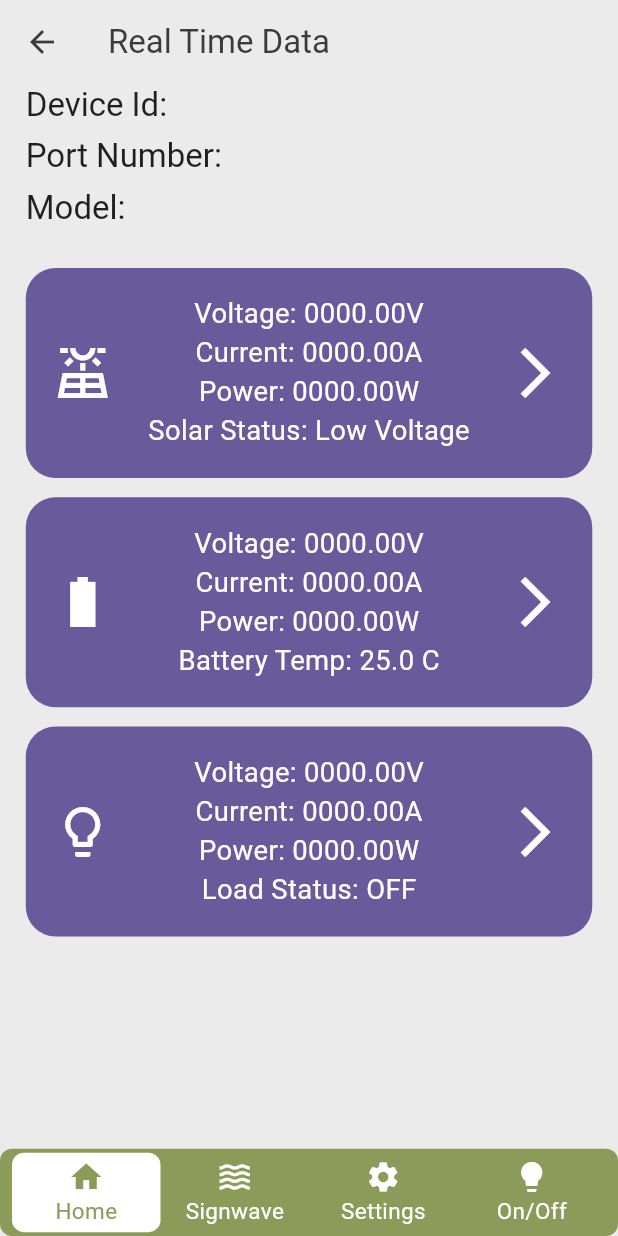
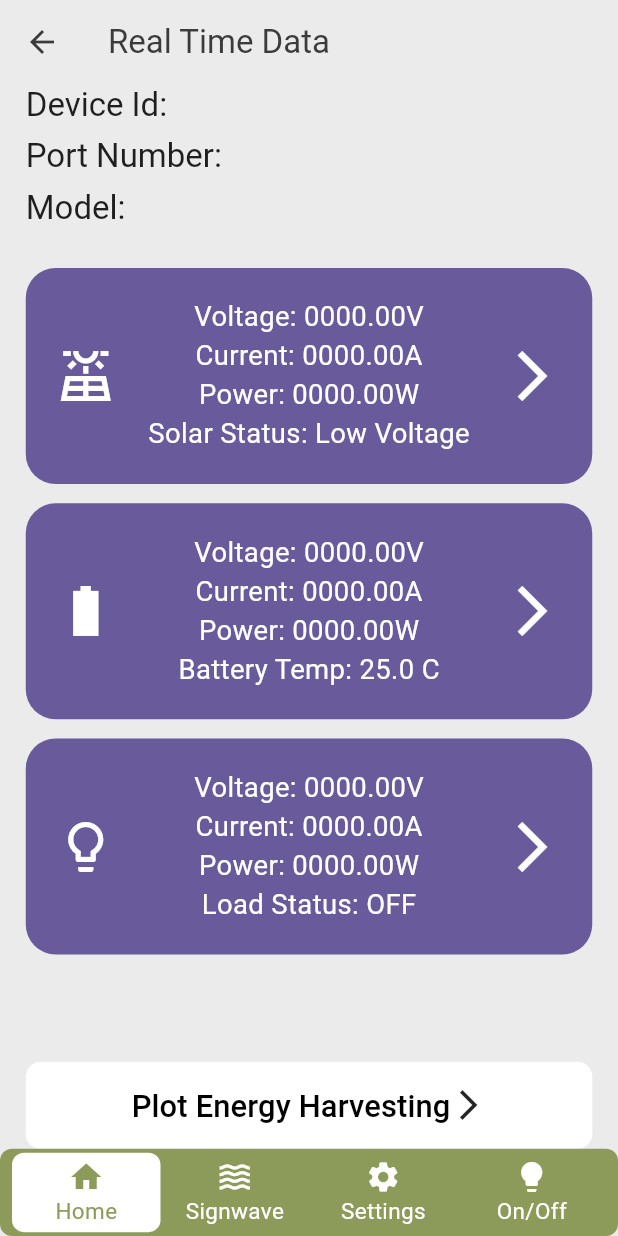
Before and after one commit to kalebmelaku/sign_wave, a Flutter app: the Monitoring screen opened by its route, on a phone screen of 412 x 824 dp. Run offline on Flutter 3.47's test engine with Material 3 defaults, Android fonts, the light colour scheme and no system bars; drawn by our look-alikes of floating_bottom_navigation_bar; our stand-ins replace flutter_screenutil, fluttertoast, hive_flutter, pinput; accounts and stored records are empty.

Commit message:
monitoring page done

```diff
--- a/lib/components/monitoring_box.dart
+++ b/lib/components/monitoring_box.dart
@@ -1,4 +1,5 @@
 import 'package:flutter/material.dart';
+import 'package:flutter_screenutil/flutter_screenutil.dart';
 import 'package:signwave/constants/colors.dart';
 import 'package:signwave/constants/style.dart';
 
@@ -24,7 +25,7 @@ class _MonitoringBoxState extends State<MonitoringBox> {
             borderRadius: BorderRadius.circular(20),
             color: MyColors.secondaryColor),
         child: Padding(
-            padding: const EdgeInsets.all(18.0),
+            padding: const EdgeInsets.all(20.0),
             child: Row(
               mainAxisAlignment: MainAxisAlignment.spaceBetween,
               children: [
@@ -37,7 +38,12 @@ class _MonitoringBoxState extends State<MonitoringBox> {
                   child: Column(
                     mainAxisAlignment: MainAxisAlignment.center,
                     crossAxisAlignment: CrossAxisAlignment.center,
-                    children: [...widget.data.map((item) => Text(item, style: bodyText(context),))],
+                    children: [
+                      ...widget.data.map((item) => Text(
+                            item,
+                            style: bodyText(context),
+                          ))
+                    ],
                   ),
                 ),
                 const Icon(
--- a/lib/components/widgets/tertiary_button.dart
+++ b/lib/components/widgets/tertiary_button.dart
@@ -0,0 +1,42 @@
+import 'package:flutter/material.dart';
+import 'package:flutter/services.dart';
+import 'package:flutter_screenutil/flutter_screenutil.dart';
+import 'package:signwave/constants/style.dart';
+
+class TertiaryButton extends StatelessWidget {
+  final String text;
+  final VoidCallback onPressed;
+  const TertiaryButton({
+    super.key,
+    required this.text,
+    required this.onPressed,
+  });
+
+  @override
+  Widget build(BuildContext context) {
+    return MaterialButton(
+      minWidth: double.infinity,
+      height: 45.h,
+      onPressed: () {
+        HapticFeedback.vibrate();
+        onPressed();
+      },
+      color: Colors.white,
+      elevation: 0,
+      shape: RoundedRectangleBorder(
+        borderRadius: BorderRadius.circular(10),
+      ),
+      child: Row(
+        mainAxisAlignment: MainAxisAlignment.center,
+        children: [
+          Text(
+            text,
+            style: tertiaryButtonStyle(
+                context), // Assuming you have headerStyle defined
+          ),
+          const Icon(Icons.arrow_forward_ios_outlined)
+        ],
+      ),
+    );
+  }
+}
--- a/lib/constants/style.dart
+++ b/lib/constants/style.dart
@@ -44,3 +44,10 @@ TextStyle buttonStyle(BuildContext context) {
     // color: Theme.of(context).colorScheme.onInverseSurface,
   );
 }
+TextStyle tertiaryButtonStyle(BuildContext context) {
+  return TextStyle(
+    fontSize: 18.sp,
+    color: Colors.black
+    // color: Theme.of(context).colorScheme.onInverseSurface,
+  );
+}
--- a/lib/pages/monitoring.dart
+++ b/lib/pages/monitoring.dart
@@ -2,6 +2,8 @@ import 'package:flutter/material.dart';
 import 'package:flutter_screenutil/flutter_screenutil.dart';
 import 'package:signwave/components/monitoring_box.dart';
 import 'package:signwave/components/widgets/custom_bottom_navbar.dart';
+import 'package:signwave/components/widgets/tertiary_button.dart';
+import 'package:signwave/constants/colors.dart';
 
 class Monitoring extends StatefulWidget {
   const Monitoring({super.key});
@@ -15,13 +17,17 @@ class _MonitoringState extends State<Monitoring> {
   @override
   Widget build(BuildContext context) {
     return Scaffold(
+      backgroundColor: MyColors.backgroundColor,
       appBar: AppBar(
         title: const Text("Real Time Data"),
       ),
-      body: SingleChildScrollView(
-        child: Padding(
+      body: Padding(
         padding: EdgeInsets.symmetric(horizontal: 15.0.w),
         child: Column(
+          mainAxisAlignment: MainAxisAlignment.spaceBetween,
+          crossAxisAlignment: CrossAxisAlignment.center,
+          children: [
+            Column(
               children: [
                 Row(
                   children: [
@@ -97,6 +103,13 @@ class _MonitoringState extends State<Monitoring> {
                 ),
               ],
             ),
+            TertiaryButton(
+              text: "Plot Energy Harvesting",
+              onPressed: () {
+                print("object");
+              },
+            )
+          ],
         ),
       ),
       bottomNavigationBar: CustomBottomNavigationBar(
```
Lines whose indentation alone changed are shown as unchanged.
